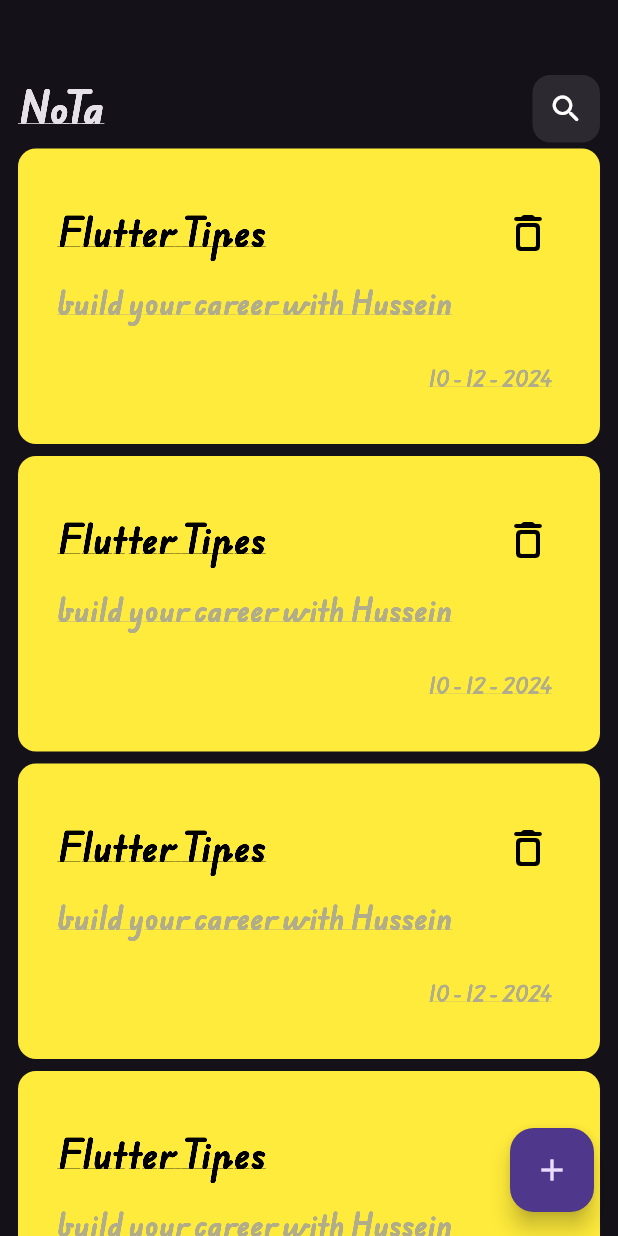
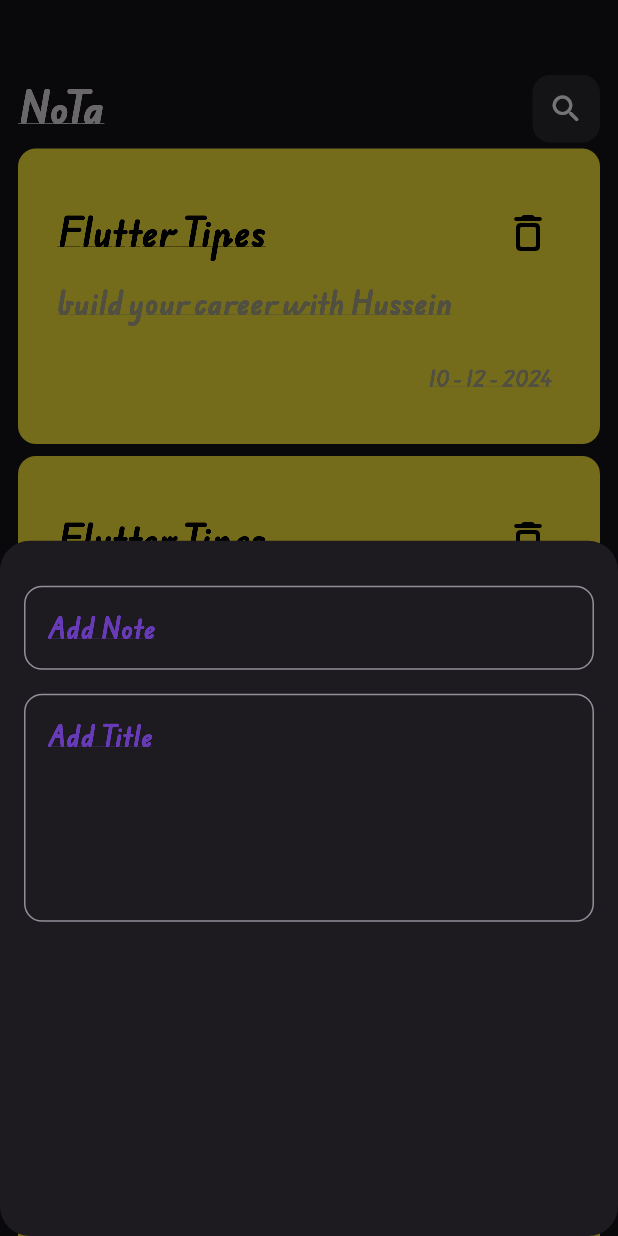
Before and after one commit to HusseinAlswasy/NoT, a Flutter app: the screen it shows after launch, after a tap on the "add" icon, on a phone screen of 412 x 824 dp. Run offline on Flutter 3.47's test engine with Material 3 defaults, Android fonts, the phone set to English and light mode, and no system bars.

Commit message:
add text feild and bottom sheet modal

```diff
--- /dev/null
+++ b/lib/color/color.dart
@@ -0,0 +1,3 @@
+import 'package:flutter/material.dart';
+
+Color kPrimaryColor = Colors.deepPurple;
--- a/lib/screens/NotesView.dart
+++ b/lib/screens/NotesView.dart
@@ -1,4 +1,5 @@
 import 'package:flutter/material.dart';
+import 'package:nat/widgets/addModalBottomSheet.dart';
 import 'package:nat/widgets/notesViewBody.dart';
 
 class Notesview extends StatelessWidget {
@@ -8,7 +9,16 @@ class Notesview extends StatelessWidget {
   Widget build(BuildContext context) {
     return Scaffold(
       floatingActionButton: FloatingActionButton(
-        onPressed: () {},
+        onPressed: () {
+          showModalBottomSheet(
+              shape: RoundedRectangleBorder(
+                borderRadius: BorderRadius.circular(20),
+              ),
+              context: context,
+              builder: (context) {
+                return const AddModalBottomSheet();
+              });
+        },
         child: const Icon(
           Icons.add,
         ),
--- /dev/null
+++ b/lib/widgets/addModalBottomSheet.dart
@@ -0,0 +1,30 @@
+import 'package:flutter/material.dart';
+import 'package:nat/widgets/textField.dart';
+
+class AddModalBottomSheet extends StatelessWidget {
+  const AddModalBottomSheet({super.key});
+
+  @override
+  Widget build(BuildContext context) {
+    return Padding(
+      padding: const EdgeInsets.symmetric(horizontal: 16),
+      child: Column(
+        children: [
+          const SizedBox(
+            height: 30,
+          ),
+          CustomTextFeild(
+            hint: 'Add Note',
+          ),
+          const SizedBox(
+            height: 16,
+          ),
+          CustomTextFeild(
+            hint: 'Add Title',
+            maxLine: 5,
+          ),
+        ],
+      ),
+    );
+  }
+}
--- /dev/null
+++ b/lib/widgets/textField.dart
@@ -0,0 +1,23 @@
+import 'package:flutter/material.dart';
+
+class CustomTextFeild extends StatelessWidget {
+  CustomTextFeild({super.key, required this.hint, this.maxLine = 1});
+
+  @override
+  String hint;
+  int maxLine;
+  Widget build(BuildContext context) {
+    return TextFormField(
+      maxLines: maxLine,
+      decoration: InputDecoration(
+        hintText: hint,
+        hintStyle: TextStyle(
+          color: Colors.deepPurple,
+        ),
+        border: OutlineInputBorder(
+          borderRadius: BorderRadius.circular(12),
+        ),
+      ),
+    );
+  }
+}
```
